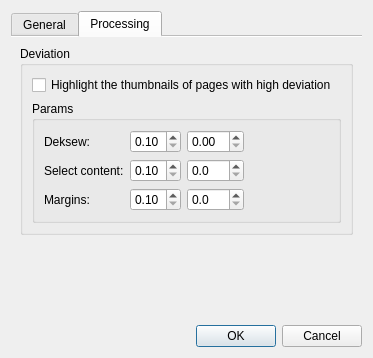
The window that ui/SettingsDialog.ui (4lex4/scantailor-advanced) describes before a commit, drawn with Qt 5.
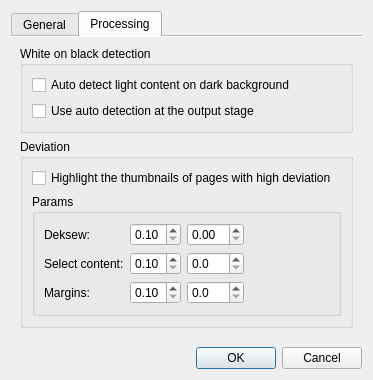
The same window after the commit. The open tabs and pages were chosen to show the change.

Commit message:
Improve and return feature "Support for processing of images with light content on dark background"
Added manual control over the feature:
1. White on black auto detection can be enabled or disabled in the settings. Auto detection at the output stage is controlled separately.
2. Per page control over the mode added into the output filter options.

(relates to 0a324687286ffa30bd25313ce4b4786b1ff69592)

```diff
--- a/ui/SettingsDialog.ui
+++ b/ui/SettingsDialog.ui
@@ -7,7 +7,7 @@
     <x>0</x>
     <y>0</y>
     <width>337</width>
-    <height>333</height>
+    <height>340</height>
    </rect>
   </property>
   <property name="windowTitle">
@@ -180,6 +180,35 @@
        <string>Processing</string>
       </attribute>
       <layout class="QVBoxLayout" name="verticalLayout_5">
+       <item>
+        <widget class="QGroupBox" name="groupBox_4">
+         <property name="title">
+          <string>White on black detection</string>
+         </property>
+         <layout class="QVBoxLayout" name="verticalLayout_6" stretch="0,0">
+          <item>
+           <widget class="QCheckBox" name="blackOnWhiteDetectionCB">
+            <property name="toolTip">
+             <string>Auto detect pages with light content on dark background. The corrections to all the auto algorithms are made for such pages.</string>
+            </property>
+            <property name="text">
+             <string>Auto detect light content on dark background</string>
+            </property>
+           </widget>
+          </item>
+          <item>
+           <widget class="QCheckBox" name="blackOnWhiteDetectionAtOutputCB">
+            <property name="toolTip">
+             <string>Whether to use auto detection at the output stage. The wrong result can be changed manually in the output filter options.</string>
+            </property>
+            <property name="text">
+             <string>Use auto detection at the output stage</string>
+            </property>
+           </widget>
+          </item>
+         </layout>
+        </widget>
+       </item>
        <item>
         <widget class="QGroupBox" name="groupBox_3">
          <property name="title">
```
Left out of the diff: 2 changed lines with no effect on the pictures. The commit also changes 31 other files.
